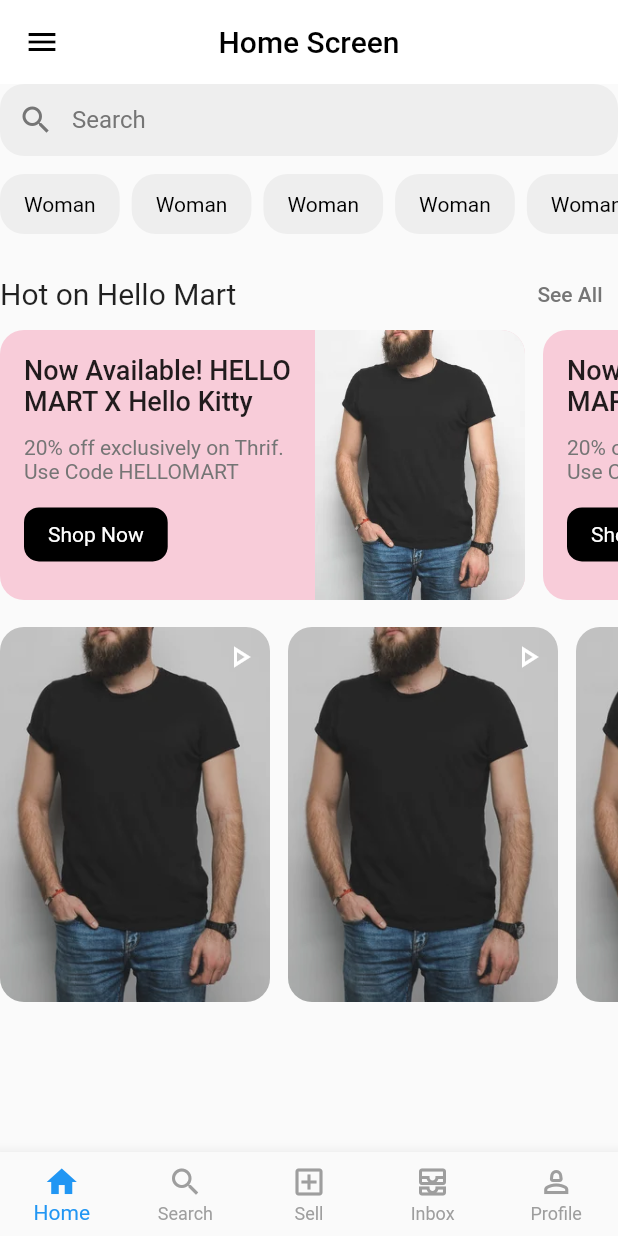
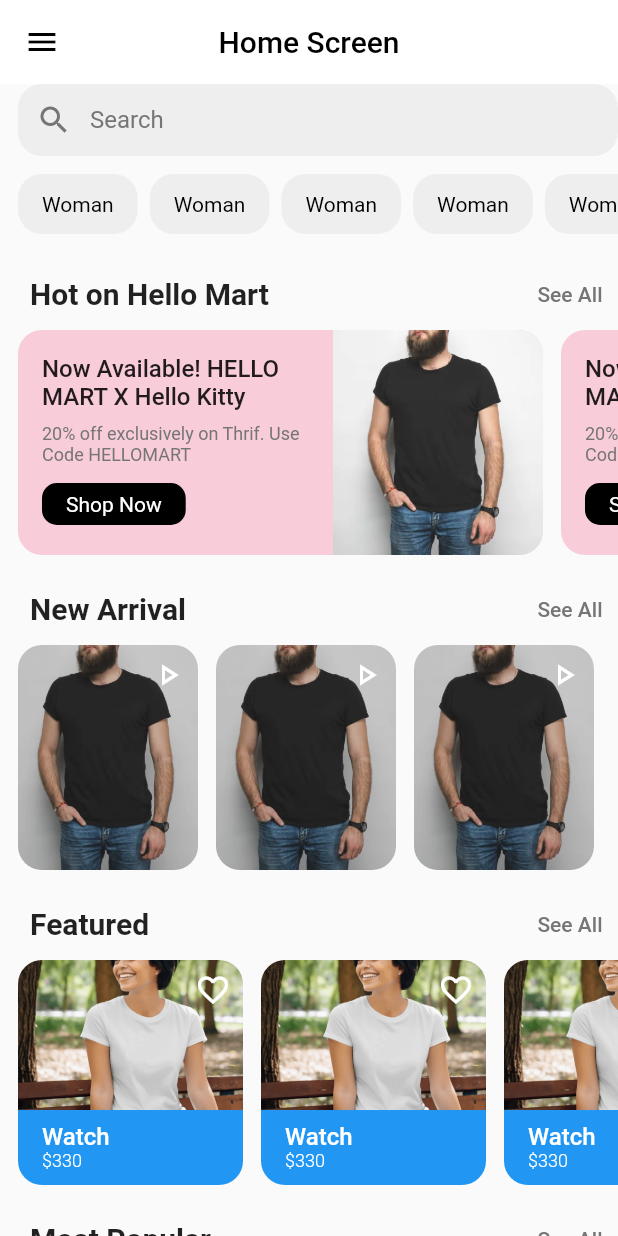
Before and after one commit to jisan66/hello_mart, a Flutter app: the HomeScreen screen opened directly, on a phone screen of 412 x 824 dp. Run offline on Flutter 3.47's test engine with Material 3 defaults, Android fonts, the phone set to English and light mode, and no system bars.

```diff
--- /dev/null
+++ b/lib/home_page/custom_product_card.dart
@@ -0,0 +1,72 @@
+import 'package:flutter/material.dart';
+
+class CustomProductCard extends StatelessWidget {
+  const CustomProductCard({super.key});
+
+  @override
+  Widget build(BuildContext context) {
+    return InkWell(
+      borderRadius: BorderRadius.circular(12),
+      onTap: () {},
+      child: Container(
+        width: 150,
+        alignment: Alignment.topCenter,
+        child: Column(
+          children: [
+            Expanded(
+              flex: 2,
+              child: Stack(
+                children: [
+                  ClipRRect(
+                    borderRadius: const BorderRadius.only(
+                      bottomLeft: Radius.circular(0),
+                      bottomRight: Radius.circular(0),
+                      topLeft: Radius.circular(16),
+                      topRight: Radius.circular(16),
+                    ),
+                    child: Image.asset(
+                      "assets/images/model2.png",
+                      width: double.infinity,
+                      // height: 100,
+                      fit: BoxFit.cover,
+                    ),
+                  ),
+                  const Positioned(
+                      right: 8,
+                      top: 8,
+                      child: Icon(
+                        Icons.favorite_border_outlined,
+                        color: Colors.white,
+                      ))
+                ],
+              ),
+            ),
+            Expanded(
+              flex: 1,
+              child: Container(
+                // height: 50,
+                width: double.infinity,
+                decoration: const BoxDecoration(
+                  color: Colors.blue,
+                  borderRadius: BorderRadius.only(
+                      bottomLeft: Radius.circular(16),
+                      bottomRight: Radius.circular(16)),
+                ),
+                child: const Padding(
+                  padding: EdgeInsets.symmetric(horizontal: 16.0,vertical: 8),
+                  child: Column(
+                    crossAxisAlignment: CrossAxisAlignment.start,
+                    children: [
+                      Text("Watch", style: TextStyle(fontWeight: FontWeight.w500, fontSize: 16,color: Colors.white),),
+                      Text("\$330", style: TextStyle(fontWeight: FontWeight.w300, fontSize: 12,color: Colors.white),)
+                    ],
+                  ),
+                ),
+              ),
+            )
+          ],
+                ),
+      ),
+    );
+  }
+}
--- a/lib/home_page/custom_promo_card.dart
+++ b/lib/home_page/custom_promo_card.dart
@@ -22,20 +22,21 @@ class CustomPromoCard extends StatelessWidget {
                 padding: const EdgeInsets.all(16.0),
                 child: Column(
                   children: [
-                    const Flexible(flex: 3,child: Text("Now Available! HELLO MART X Hello Kitty", style: TextStyle(fontSize: 18,fontWeight: FontWeight.w500),)),
-                    SizedBox(height: 12,),
+                    const Flexible(flex: 3,child: Text("Now Available! HELLO MART X Hello Kitty", style: TextStyle(fontSize: 16,fontWeight: FontWeight.w500),)),
+                    SizedBox(height: 8,),
                     Flexible(
                         flex: 2,
                         child: Text(
-                            "20% off exclusively on Thrif. Use Code HELLOMART" ,style: TextStyle(fontSize: 14,color: Colors.grey.shade600))),
+                            "20% off exclusively on Thrif. Use Code HELLOMART" ,style: TextStyle(fontSize: 12,color: Colors.grey.shade600))),
                     const SizedBox(
                       height: 12,
                     ),
                     Flexible(
-                        flex: 3,
+                        flex: 2,
                         child: Align(
                           alignment: Alignment.centerLeft,
                           child: MaterialButton(
+                            height: 40,
                               minWidth: 10,
                               onPressed: () {},
                               color: Colors.black,
--- a/lib/home_page/custom_video_shorts_card.dart
+++ b/lib/home_page/custom_video_shorts_card.dart
@@ -9,7 +9,7 @@ class CustomVideoShortsCard extends StatelessWidget {
       onTap: (){},
       child: Container(
         height: 250,
-        width: 180,
+        width: 120,
         decoration: const BoxDecoration(
             borderRadius: BorderRadius.all(Radius.circular(16))
         ),
--- a/lib/home_page/home_screen.dart
+++ b/lib/home_page/home_screen.dart
@@ -3,35 +3,27 @@ import 'package:hello_mart/common_widgets/custom_app_bar.dart';
 import 'package:hello_mart/common_widgets/custom_drawer.dart';
 import 'package:hello_mart/home_page/custom_promo_card.dart';
 import 'package:hello_mart/home_page/custom_video_shorts_card.dart';
+import 'package:hello_mart/products_list_screen/product_list_screen.dart';
+import '../profile_page/profile_screen.dart';
+import 'custom_product_card.dart';
 
-class HomeScreen extends StatefulWidget {
+
+// The main content of the Home tab
+class HomeScreen extends StatelessWidget {
   const HomeScreen({super.key});
-
-  @override
-  State<HomeScreen> createState() => _HomeScreenState();
-}
-
-class _HomeScreenState extends State<HomeScreen> {
-  int _selectedIndex = 0;
-
-  void _onItemTapped(int index) {
-    setState(() {
-      _selectedIndex = index;
-    });
-  }
 
   @override
   Widget build(BuildContext context) {
     return Scaffold(
-      appBar: CustomAppBar(
-        title: 'Home Screen',
-      ),
+      appBar: CustomAppBar(title: 'Home Screen'),
       drawer: const CustomDrawer(),
       body: SingleChildScrollView(
+        child: Padding(
+          padding: const EdgeInsets.only(left: 12.0),
           child: Column(
             crossAxisAlignment: CrossAxisAlignment.start,
             children: [
-            ////////////////////////////////Search Bar////////////////////////////////////////////
+              // Search Bar
               TextFormField(
                 onTapOutside: (event) {
                   FocusScope.of(context).unfocus();
@@ -39,17 +31,15 @@ class _HomeScreenState extends State<HomeScreen> {
                 decoration: InputDecoration(
                   filled: true,
                   fillColor: Colors.grey[200],
-                // Light grey background
                   hintText: "Search",
                   hintStyle: TextStyle(color: Colors.grey[600]),
-                // Hint text color
                   prefixIcon: Icon(
                     Icons.search,
-                  color: Colors.grey[600], // Magnifier icon color
+                    color: Colors.grey[600],
                   ),
                   border: OutlineInputBorder(
                     borderRadius: BorderRadius.circular(16),
-                  borderSide: BorderSide.none, // Removes the border
+                    borderSide: BorderSide.none,
                   ),
                   contentPadding:
                   const EdgeInsets.symmetric(vertical: 12, horizontal: 16),
@@ -57,10 +47,9 @@ class _HomeScreenState extends State<HomeScreen> {
                 style: const TextStyle(color: Colors.black),
               ),
 
-            ///////////////////////Category button/////////////////////////////////////////////
-            const SizedBox(
-              height: 12,
-            ),
+              const SizedBox(height: 12),
+
+              // Category Buttons
               SizedBox(
                 height: 40,
                 child: ListView.separated(
@@ -74,120 +63,98 @@ class _HomeScreenState extends State<HomeScreen> {
                         debugPrint("Pressed button no :: $index");
                       },
                       color: Colors.grey[200],
-                      // Background color
                       elevation: 0,
-                      // Button elevation for shadow
                       shape: RoundedRectangleBorder(
-                        borderRadius:
-                            BorderRadius.circular(16), // Rounded corners
+                        borderRadius: BorderRadius.circular(16),
                       ),
                       padding: const EdgeInsets.symmetric(
                           horizontal: 16.0, vertical: 0),
-                      // Internal padding
                       child: const Text(
                         "Woman",
                         style: TextStyle(
                           color: Colors.black,
-                          fontWeight: FontWeight.w400, // Text color
-                          fontSize: 14, // Font size
-                          // Font weight
+                          fontWeight: FontWeight.w400,
+                          fontSize: 14,
                         ),
                       ),
                     );
                   },
                   separatorBuilder: (context, index) {
-                    return const SizedBox(
-                      width: 8,
-                    );
+                    return const SizedBox(width: 8);
                   },
-                  itemCount: 10),
+                  itemCount: 10,
+                ),
               ),
 
-            //////////////////////////////////////Shop Now Container///////////////////////////////////////////
-            const SizedBox(
-              height: 16,
+              const SizedBox(height: 16),
+
+              // Hot on Hello Mart Section
+              buildSectionTitle(context, "Hot on Hello Mart", () {}),
+              buildHorizontalListView(const CustomPromoCard(), 3),
+
+              const SizedBox(height: 12),
+
+              // New Arrival Section
+              buildSectionTitle(context, "New Arrival", () {}),
+              buildHorizontalListView(const CustomVideoShortsCard(), 3),
+
+              const SizedBox(height: 12),
+
+              // Featured Section
+              buildSectionTitle(context, "Featured", () {}),
+              buildHorizontalListView(const CustomProductCard(), 3),
+
+              const SizedBox(height: 12),
+
+              // Most Popular Section
+              buildSectionTitle(context, "Most Popular", () {
+                Navigator.push(
+                  context,
+                  MaterialPageRoute(builder: (_) => const ProductListScreen()),
+                );
+              }),
+              buildHorizontalListView(const CustomProductCard(), 3),
+            ],
           ),
-            Row(
+        ),
+      ),
+    );
+  }
+
+  // Helper method to build section title
+  Widget buildSectionTitle(BuildContext context, String title, VoidCallback onSeeAll) {
+    return Row(
       mainAxisAlignment: MainAxisAlignment.spaceBetween,
       children: [
-                const Text("Hot on Hello Mart", style: TextStyle(fontSize: 20, fontWeight: FontWeight.w400),),
-                TextButton(onPressed: () {  },
-                child: Text("See All",style: TextStyle(color: Colors.grey.shade600),))
+        Padding(
+          padding: const EdgeInsets.only(left: 8.0),
+          child: Text(
+            title,
+            style: const TextStyle(fontSize: 20, fontWeight: FontWeight.w600),
+          ),
+        ),
+        TextButton(
+          onPressed: onSeeAll,
+          child: Text(
+            "See All",
+            style: TextStyle(color: Colors.grey.shade600),
+          ),
+        ),
       ],
-            ),
-            SizedBox(
-              height: 180,
+    );
+  }
+
+  // Helper method to build a horizontal ListView
+  Widget buildHorizontalListView(Widget item, int itemCount) {
+    return SizedBox(
+      height: 150,
       child: ListView.separated(
         physics: const BouncingScrollPhysics(),
         scrollDirection: Axis.horizontal,
         shrinkWrap: true,
-                  itemBuilder: (context, index) {
-                    return const CustomPromoCard();
-                  },
-                  separatorBuilder: (context, index) {
-                    return const SizedBox(
-                      width: 12,
-                    );
-                  },
-                  itemCount: 3),
-            ),
-            ///////////////////////Video Category/////////////////////////////
-            const SizedBox(
-              height: 18,
-            ),
-            SizedBox(
-              height: 250,
-              child: ListView.separated(
-                  physics: const BouncingScrollPhysics(),
-                  scrollDirection: Axis.horizontal,
-                  shrinkWrap: true,
-                  itemBuilder: (context, index) {
-                    return const CustomVideoShortsCard();
-                  },
-                  separatorBuilder: (context, index) {
-                    return const SizedBox(
-                      width: 12,
-                    );
-                  },
-                  itemCount: 3),
-
-            )
-          ],
-        ),
-      ),
-
-
-      /////////////////////Bottom Nav Bar///////////////////////////////
-      bottomNavigationBar: BottomNavigationBar(
-        currentIndex: _selectedIndex,
-        onTap: _onItemTapped,
-        type: BottomNavigationBarType.fixed,
-        // Ensures all items are visible
-        selectedItemColor: Colors.blue,
-        // Selected item color
-        unselectedItemColor: Colors.grey,
-        items: const [
-          BottomNavigationBarItem(
-            icon: Icon(Icons.home),
-            label: 'Home',
-          ),
-          BottomNavigationBarItem(
-            icon: Icon(Icons.search),
-            label: 'Search',
-          ),
-          BottomNavigationBarItem(
-            icon: Icon(Icons.add_box_outlined),
-            label: 'Sell',
-          ),
-          BottomNavigationBarItem(
-            icon: Icon(Icons.all_inbox_outlined),
-            label: 'Inbox',
-          ),
-          BottomNavigationBarItem(
-            icon: Icon(Icons.person_2_outlined),
-            label: 'Profile',
-          ),
-        ],
+        itemBuilder: (context, index) => item,
+        separatorBuilder: (context, index) => const SizedBox(width: 12),
+        itemCount: itemCount,
       ),
     );
   }
--- a/lib/main.dart
+++ b/lib/main.dart
@@ -1,6 +1,8 @@
 import 'package:flutter/material.dart';
 import 'package:hello_mart/home_page/home_screen.dart';
 import 'package:hello_mart/start_selling/start_selling_screen.dart';
+
+import 'bottom_nav.dart';
 
 void main() {
   runApp(const MyApp());
@@ -18,7 +20,7 @@ class MyApp extends StatelessWidget {
         colorScheme: ColorScheme.fromSeed(seedColor: Colors.deepPurple),
         useMaterial3: false,
       ),
-      home: const HomeScreen(),
+      home: const StartSellingScreen(),
     );
   }
 }
```
Also changed, not shown: lib/bottom_nav.dart (added, +84 -0 lines), lib/products_list_screen/product_list_card.dart (added, +102 -0 lines), lib/products_list_screen/product_list_screen.dart (added, +31 -0 lines), lib/profile_page/profile_screen.dart (added, +77 -0 lines), lib/user_manual/user_manual_screen.dart (+4 -4 lines). Lines whose indentation alone changed are shown as unchanged.
